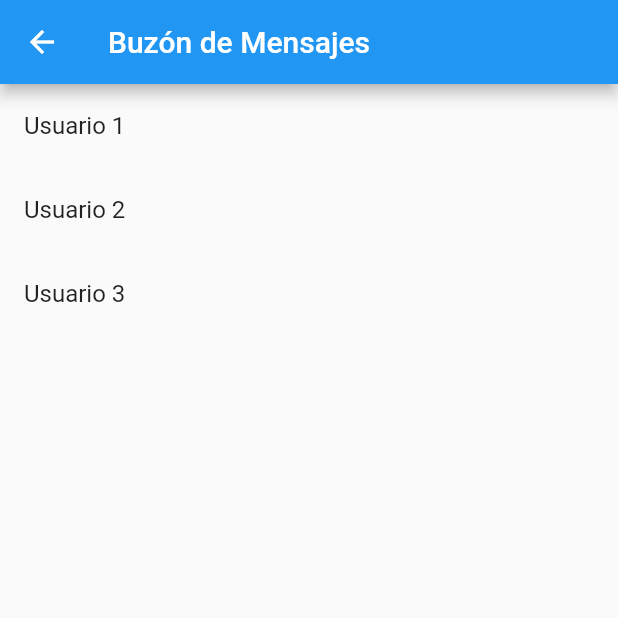
After one commit to yojanz22/Appmovil_Recicla, a Flutter app: the BuzonPage screen opened directly, on a phone screen of 412 x 824 dp, the top half of it. The commit adds this screen. Run offline on Flutter 3.47's test engine with Material 2 defaults, Android fonts, the light colour scheme and no system bars; our stand-ins replace cloud_firestore, firebase_auth, firebase_core, geolocator, google_maps_flutter, image_picker; accounts and stored records are empty.

Commit message:
se añade buzon y conerversacion

```diff
--- /dev/null
+++ b/lib/buzon.dart
@@ -0,0 +1,43 @@
+import 'package:flutter/material.dart';
+import 'package:recicla/conversacion.dart';
+
+class BuzonPage extends StatefulWidget {
+  @override
+  _BuzonPageState createState() => _BuzonPageState();
+}
+
+class _BuzonPageState extends State<BuzonPage> {
+  List<String> usuarios = [
+    "Usuario 1",
+    "Usuario 2",
+    "Usuario 3",
+    // Agrega más usuarios según tus datos de Firebase
+  ];
+
+  @override
+  Widget build(BuildContext context) {
+    return Scaffold(
+      appBar: AppBar(
+        title: Text("Buzón de Mensajes"),
+      ),
+      body: ListView.builder(
+        itemCount: usuarios.length,
+        itemBuilder: (context, index) {
+          final usuario = usuarios[index];
+          return ListTile(
+            title: Text(usuario),
+            onTap: () {
+              // Navega a la página de conversación con este usuario
+              Navigator.of(context).push(
+                MaterialPageRoute(
+                  builder: (context) =>
+                      ConversacionPage(nombreUsuario: usuario),
+                ),
+              );
+            },
+          );
+        },
+      ),
+    );
+  }
+}
```
Also changed, not shown: lib/conversacion.dart (added, +68 -0 lines), lib/main.dart (+13 -0 lines).
